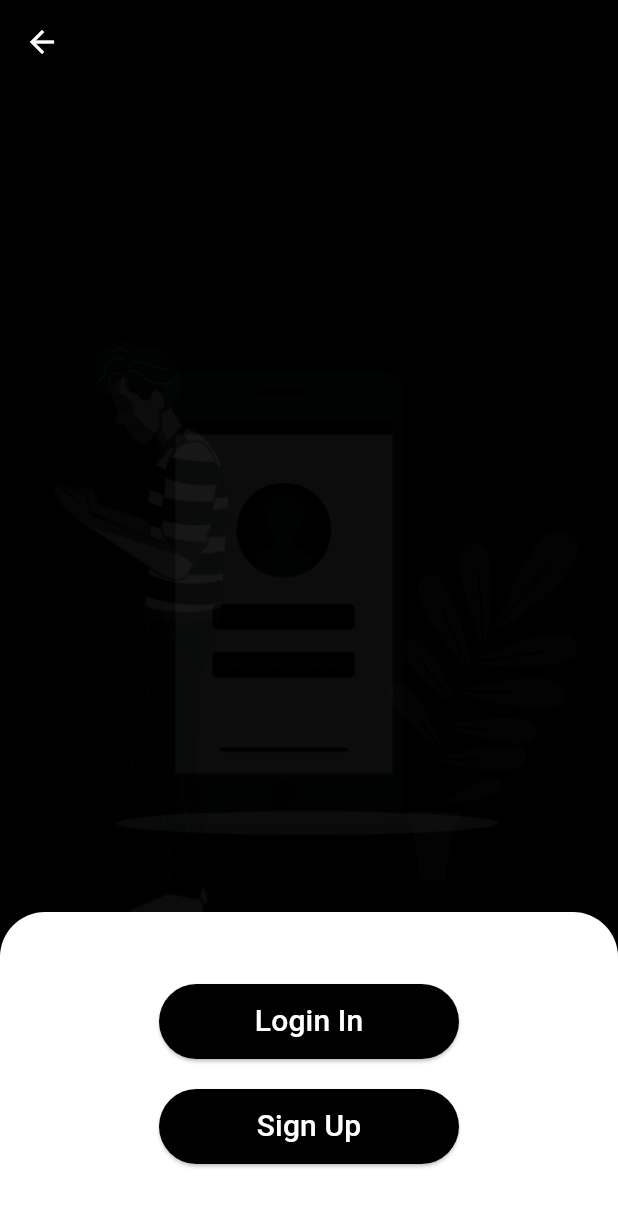
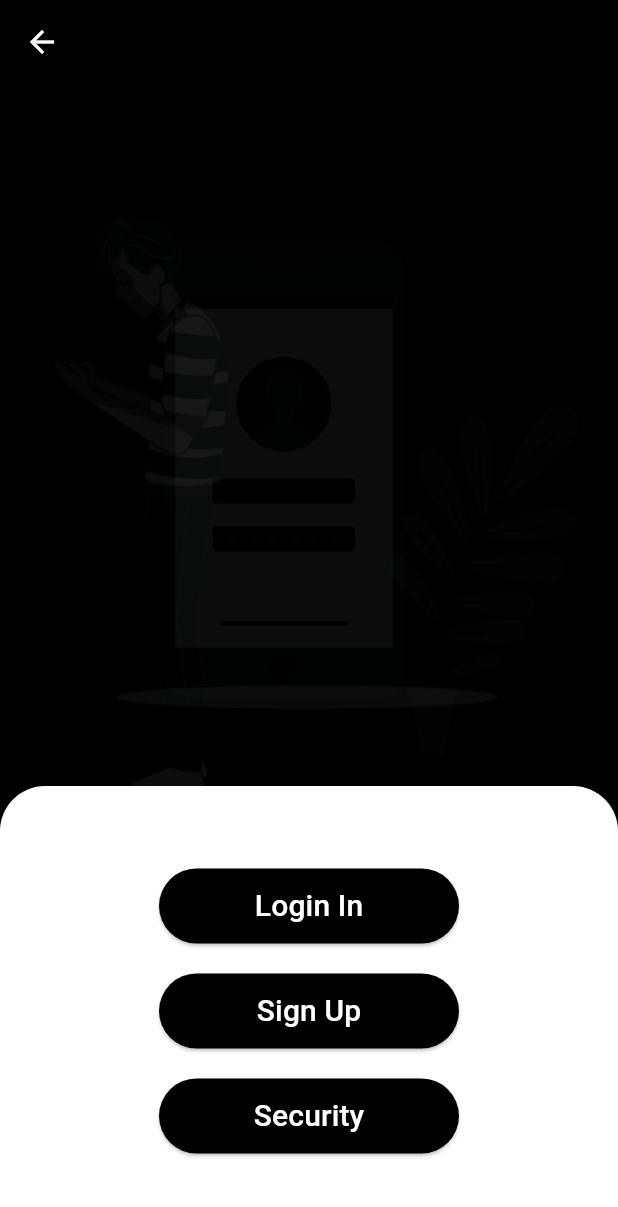
Before and after one commit to chetanyk655/Society, a Flutter app: the screen it shows after launch, after a tap on "Admin", on a phone screen of 412 x 824 dp. Shown: the top 1207 px of the screen. Run offline on Flutter 3.47's test engine with Material 3 defaults, Android fonts, the phone set to English and light mode, and no system bars; our stand-ins replace flutter_profile_picture, flutter_svg, google_fonts, image_picker, permission_handler; missing offline and left inert: dart:ffi; network calls fail.

Commit message:
security ka dala hai kuch toh dek

```diff
--- a/lib/admin/signin_or_signup.dart
+++ b/lib/admin/signin_or_signup.dart
@@ -1,6 +1,7 @@
 import 'package:first_app/admin/admin_login.dart';
 //import 'package:first_app/admin/member_registration.dart';
 import 'package:first_app/admin/admin_register_page.dart';
+import 'package:first_app/member/security_call.dart';
 import 'package:flutter/material.dart';
 
 class SigninOrSignup extends StatelessWidget {
@@ -19,7 +20,7 @@ class SigninOrSignup extends StatelessWidget {
           Image.asset('assets/images/login_gif.gif'),
           Container(
             width: double.infinity,
-            height: 216,
+            height: 300,
             decoration: const BoxDecoration(
               color: Colors.white,
               borderRadius: BorderRadius.only(
@@ -71,6 +72,27 @@ class SigninOrSignup extends StatelessWidget {
                     ),
                   ),
                 ),
+                const SizedBox(
+                  height: 20,
+                ),
+                SizedBox(
+                  width: 200,
+                  height: 50,
+                  child: ElevatedButton(
+                    style:
+                        ElevatedButton.styleFrom(backgroundColor: Colors.black),
+                    onPressed: () {
+                      Navigator.push(
+                          context,
+                          MaterialPageRoute(
+                              builder: (context) => const SecurityPage()));
+                    },
+                    child: const Text(
+                      'Security',
+                      style: TextStyle(color: Colors.white, fontSize: 20),
+                    ),
+                  ),
+                ),
               ],
             ),
           ),
--- a/lib/services/api.dart
+++ b/lib/services/api.dart
@@ -8,7 +8,7 @@ import 'package:first_app/member/current_signed.dart';
 import 'package:image_picker/image_picker.dart';
 
 class Api {
-  static const baseUrl = "http://192.168.1.4:2000/api";
+  static const baseUrl = "https://ed0d-45-124-142-99.ngrok-free.app/api";
   send(String name, String city, String state) async {
     var url = Uri.parse("${baseUrl}/send");
     try {
```
Also changed, not shown: 2 other files.
